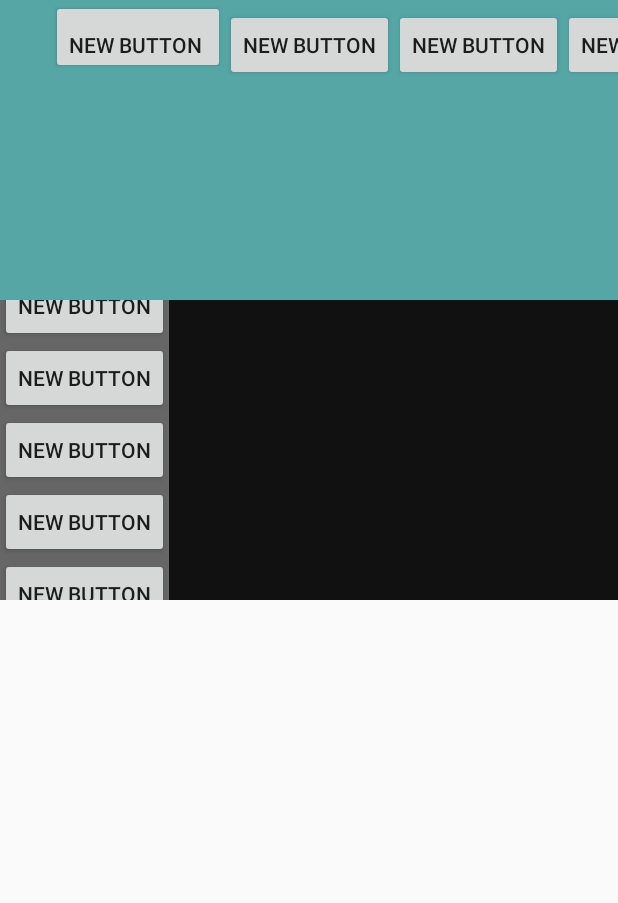
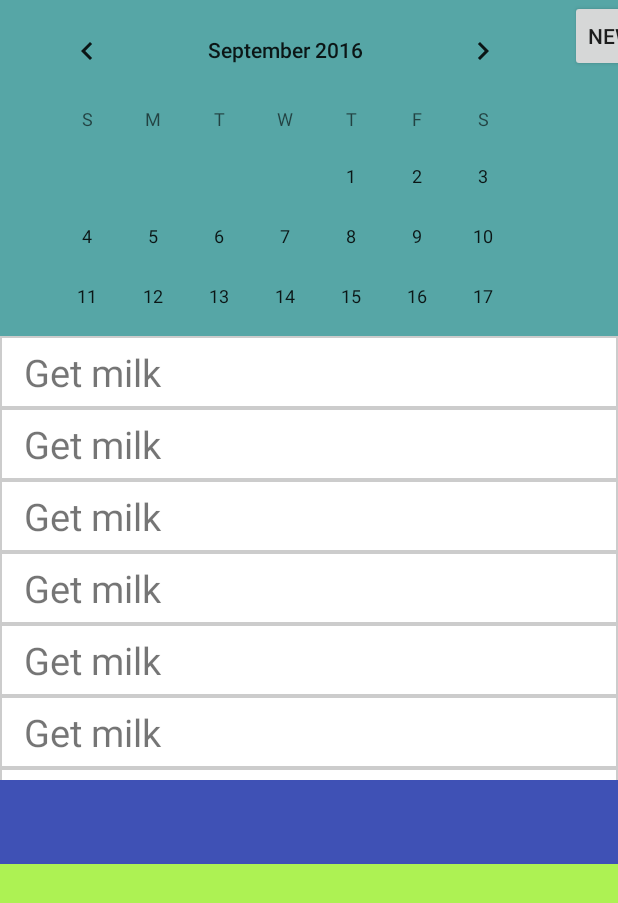
Before and after one commit to shogunatealex/CalendarMapApp, an Android app: the screen it shows after launch (FrontPage), on a phone screen of 412 x 824 dp. Shown: the top 903 px of the screen. Run offline under Robolectric (Android 15) with nearby library versions, the phone set to English and light mode, and no system bars.

Commit message:
Added CalendarView/Added To do containers/ Redesigned Layout
I added a calendarview to my top layout. this is a placeholder until I
can build my custom calendar view. I also redesigned the layouts as my
hierarchy was incorrect and very janky. I conformed to the rules. I also
started fleshing out the midde layout seeing what my containers will
look like.

```diff
--- /dev/null
+++ b/app/src/main/res/drawable/customborder.xml
@@ -0,0 +1,6 @@
+<?xml version="1.0" encoding="UTF-8"?>
+<shape xmlns:android="http://schemas.android.com/apk/res/android" android:shape="rectangle">
+
+    <stroke android:width="1dip" android:color="#CCCCCC" />
+    <solid android:color="#FFFFFF"/>
+</shape>
--- a/app/src/main/res/layout/activity_front_page.xml
+++ b/app/src/main/res/layout/activity_front_page.xml
@@ -5,36 +5,29 @@
     android:layout_height="match_parent"
     tools:context="com.adventurousalex.calendargooglemapapiapp.FrontPage">
 
+    <!-- Will eventually hold the calendar that I create and the Map of the events -->
+    <LinearLayout
+        android:layout_width="match_parent"
+        android:layout_height="224dp"
+        android:id="@+id/CalMapScroll"
+        android:layout_gravity="center_horizontal" >
         <HorizontalScrollView
             android:layout_width="match_parent"
-        android:layout_height="200dp"
-        android:id="@+id/CalMapScroll"
-        android:layout_gravity="center_horizontal" >
+            android:layout_height="match_parent"
+            android:background="#56A6A6"
+            android:id="@+id/featureView"
+            android:weightSum="1">
             <LinearLayout
                 android:layout_width="match_parent"
                 android:layout_height="match_parent"
-            android:background="#56A6A6">
+                android:orientation="horizontal">
 
-            <Button
-                style="?android:attr/buttonStyleSmall"
-                android:layout_width="wrap_content"
-                android:layout_height="wrap_content"
-                android:text="New Button"
-                android:id="@+id/button"
-                android:layout_marginLeft="34dp"
-                android:layout_marginStart="34dp"
-                android:layout_above="@+id/ToDoList"
-                android:layout_alignParentLeft="true"
-                android:layout_alignParentStart="true"
-                android:layout_marginBottom="34dp"
-                android:paddingTop="20dp"
-                android:paddingRight="15dp" />
-
-            <Button
-                android:layout_width="wrap_content"
-                android:layout_height="wrap_content"
-                android:text="New Button"
-                android:id="@+id/button2" />
+                <CalendarView
+                    android:layout_width="match_parent"
+                    android:layout_height="match_parent"
+                    android:layout_marginLeft="16dp"
+                    android:layout_marginRight="16dp"
+                    android:id="@+id/calendarView" />
 
                 <Button
                     android:layout_width="wrap_content"
@@ -47,60 +40,196 @@
                     android:layout_height="wrap_content"
                     android:text="New Button"
                     android:id="@+id/button4" />
+
             </LinearLayout>
 
         </HorizontalScrollView>
 
+    </LinearLayout>
+
+    <!-- Will eventually hold all the to do items and their statistics -->
+    <LinearLayout
+        android:layout_width="match_parent"
+        android:id="@+id/toDoUsage"
+        android:layout_below="@+id/CalMapScroll"
+        android:background="#111111"
+        android:layout_height="296dp"
+        android:orientation="vertical">
+
+        <!-- Allows for more to do items than there is space on the screen -->
         <ScrollView
             android:layout_width="match_parent"
-        android:layout_height="200dp"
-        android:id="@+id/scrollView"
-        android:layout_below="@+id/CalMapScroll"
-        android:background="#111111">
-
-        <LinearLayout
-            android:orientation="vertical"
-            android:layout_width="wrap_content"
-            android:layout_height="200dp"
+            android:layout_height="match_parent"
             android:background="#666666"
             android:layout_gravity="center_vertical"
-            android:id="@+id/ToDoList"
-            android:layout_alignParentLeft="true"
-            android:layout_alignParentStart="true" >
+            android:id="@+id/ToDoList">
+            <!--a because the text view in the relative layout would not fill its height-->
+            <LinearLayout android:layout_width="match_parent"
+                android:layout_height="match_parent"
+                android:orientation="vertical">
+                <!-- This is a prototype for what my To do Buttons will look like -->
+                <RelativeLayout
+                    android:layout_width="match_parent"
+                    android:layout_height="48dp"
+                    android:background="@drawable/customborder">
 
-            <Button
-                android:layout_width="wrap_content"
-                android:layout_height="wrap_content"
-                android:text="New Button"
-                android:id="@+id/button6" />
 
-            <Button
-                android:layout_width="wrap_content"
-                android:layout_height="wrap_content"
-                android:text="New Button"
-                android:id="@+id/button9" />
-
-            <Button
-                android:layout_width="wrap_content"
-                android:layout_height="wrap_content"
-                android:text="New Button"
-                android:id="@+id/button8" />
-
-            <Button
-                android:layout_width="wrap_content"
-                android:layout_height="wrap_content"
-                android:text="New Button"
-                android:id="@+id/button5"
-                android:layout_centerVertical="true"
-                android:layout_alignLeft="@+id/scrollView"
-                android:layout_alignStart="@+id/scrollView" />
-
-            <Button
-                android:layout_width="wrap_content"
-                android:layout_height="wrap_content"
-                android:text="New Button"
-                android:id="@+id/button7" />
-        </LinearLayout>
-    </ScrollView>
+                    <TextView android:layout_width="100dp"
+                        android:textSize="25sp"
+                        android:layout_height="match_parent"
+                        android:gravity="center_vertical"
+                        android:layout_marginStart="16dp"
+                        android:text="Get milk"
+                        >
+                    </TextView>
 
                 </RelativeLayout>
+                <RelativeLayout
+                    android:layout_width="match_parent"
+                    android:layout_height="48dp"
+                    android:background="@drawable/customborder"
+                    android:layout_alignParentTop="true">
+
+
+                    <TextView android:layout_width="100dp"
+                        android:textSize="25sp"
+                        android:layout_height="match_parent"
+                        android:gravity="center_vertical"
+                        android:layout_marginStart="16dp"
+                        android:text="Get milk"
+                        >
+                    </TextView>
+
+                </RelativeLayout>
+                <RelativeLayout
+                    android:layout_width="match_parent"
+                    android:layout_height="48dp"
+                    android:background="@drawable/customborder"
+                    android:layout_alignParentTop="true">
+
+
+                    <TextView android:layout_width="100dp"
+                        android:textSize="25sp"
+                        android:layout_height="match_parent"
+                        android:gravity="center_vertical"
+                        android:layout_marginStart="16dp"
+                        android:text="Get milk"
+                        >
+                    </TextView>
+
+                </RelativeLayout>
+                <RelativeLayout
+                    android:layout_width="match_parent"
+                    android:layout_height="48dp"
+                    android:background="@drawable/customborder"
+                    android:layout_alignParentTop="true">
+
+
+                    <TextView android:layout_width="100dp"
+                        android:textSize="25sp"
+                        android:layout_height="match_parent"
+                        android:gravity="center_vertical"
+                        android:layout_marginStart="16dp"
+                        android:text="Get milk"
+                        >
+                    </TextView>
+
+                </RelativeLayout>
+                <RelativeLayout
+                    android:layout_width="match_parent"
+                    android:layout_height="48dp"
+                    android:background="@drawable/customborder"
+                    android:layout_alignParentTop="true">
+
+
+                    <TextView android:layout_width="100dp"
+                        android:textSize="25sp"
+                        android:layout_height="match_parent"
+                        android:gravity="center_vertical"
+                        android:layout_marginStart="16dp"
+                        android:text="Get milk"
+                        >
+                    </TextView>
+
+                </RelativeLayout>
+                <RelativeLayout
+                    android:layout_width="match_parent"
+                    android:layout_height="48dp"
+                    android:background="@drawable/customborder"
+                    android:layout_alignParentTop="true">
+
+
+                    <TextView android:layout_width="100dp"
+                        android:textSize="25sp"
+                        android:layout_height="match_parent"
+                        android:gravity="center_vertical"
+                        android:layout_marginStart="16dp"
+                        android:text="Get milk"
+                        >
+                    </TextView>
+
+                </RelativeLayout>
+                <RelativeLayout
+                    android:layout_width="match_parent"
+                    android:layout_height="48dp"
+                    android:background="@drawable/customborder"
+                    android:layout_alignParentTop="true">
+
+
+                    <TextView android:layout_width="100dp"
+                        android:textSize="25sp"
+                        android:layout_height="match_parent"
+                        android:gravity="center_vertical"
+                        android:layout_marginStart="16dp"
+                        android:text="Get milk"
+                        >
+                    </TextView>
+
+                </RelativeLayout>
+                <RelativeLayout
+                    android:layout_width="match_parent"
+                    android:layout_height="48dp"
+                    android:background="@drawable/customborder"
+                    android:layout_alignParentTop="true">
+
+
+                    <TextView android:layout_width="100dp"
+                        android:textSize="25sp"
+                        android:layout_height="match_parent"
+                        android:gravity="center_vertical"
+                        android:layout_marginStart="16dp"
+                        android:text="Get milk"
+                        >
+                    </TextView>
+
+                </RelativeLayout>
+
+            </LinearLayout>
+
+
+
+        </ScrollView>
+    </LinearLayout>
+
+    <!--This will hold the tool bar that will be used to add buttons as well as change the settings-->
+    <LinearLayout
+        android:orientation="horizontal"
+        android:layout_width="match_parent"
+        android:layout_height="match_parent"
+        android:background="#ADF253"
+        android:layout_alignParentBottom="true"
+        android:layout_alignParentLeft="true"
+        android:layout_alignParentStart="true"
+        android:layout_below="@+id/toDoUsage">
+
+        <android.support.v7.widget.Toolbar
+            android:layout_width="match_parent"
+            android:layout_height="wrap_content"
+            android:background="?attr/colorPrimary"
+            android:theme="?attr/actionBarTheme"
+            android:minHeight="?attr/actionBarSize"
+            android:id="@+id/toolbar"
+            android:layout_weight="1" />
+    </LinearLayout>
+
+</RelativeLayout>
```
Lines whose indentation alone changed are shown as unchanged.
